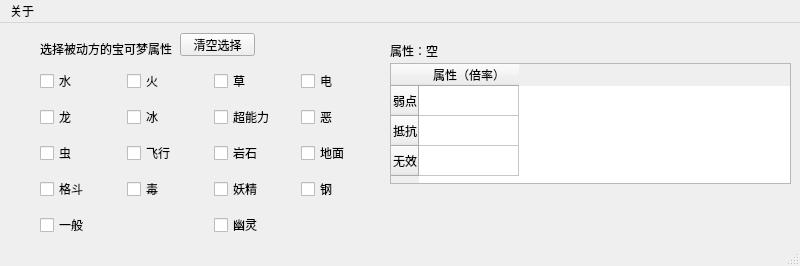
Above: mainwindow.ui from syriku/PokemonResistanceCalculator before the change. Below: the same form after it.
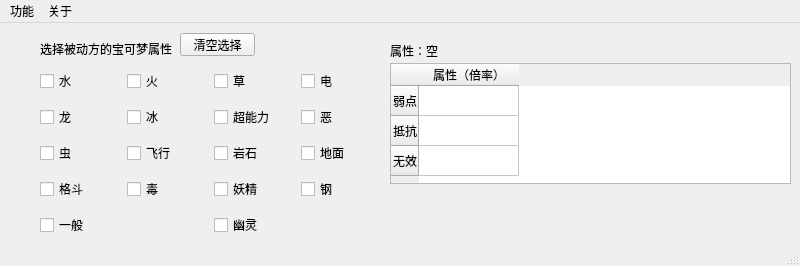
That is the form after the change.

The edit to the form file:
```diff
--- a/mainwindow.ui
+++ b/mainwindow.ui
@@ -257,6 +257,13 @@
     </property>
     <addaction name="actionLicense"/>
    </widget>
+   <widget class="QMenu" name="menu_2">
+    <property name="title">
+     <string>功能</string>
+    </property>
+    <addaction name="actioncalculator"/>
+   </widget>
+   <addaction name="menu_2"/>
    <addaction name="menu"/>
   </widget>
   <widget class="QStatusBar" name="statusbar"/>
```
Left out of the diff: 5 changed lines with no effect on the pictures.
